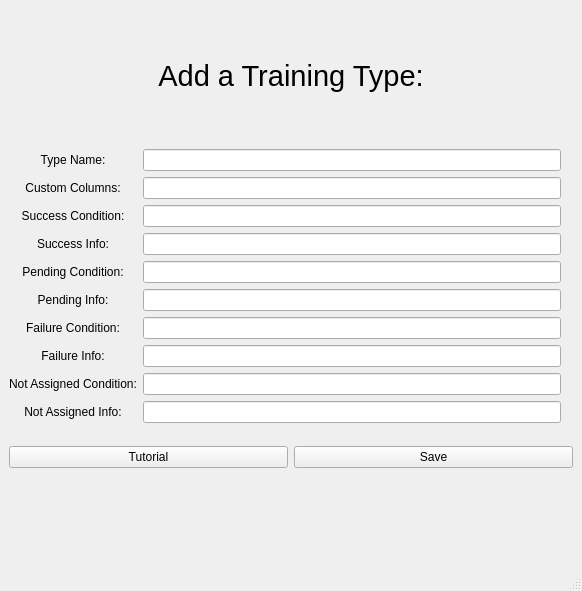
The window that src/code/addTypeUI.ui (andrewh1011/project_elevate) describes before a commit, drawn with Qt 5.
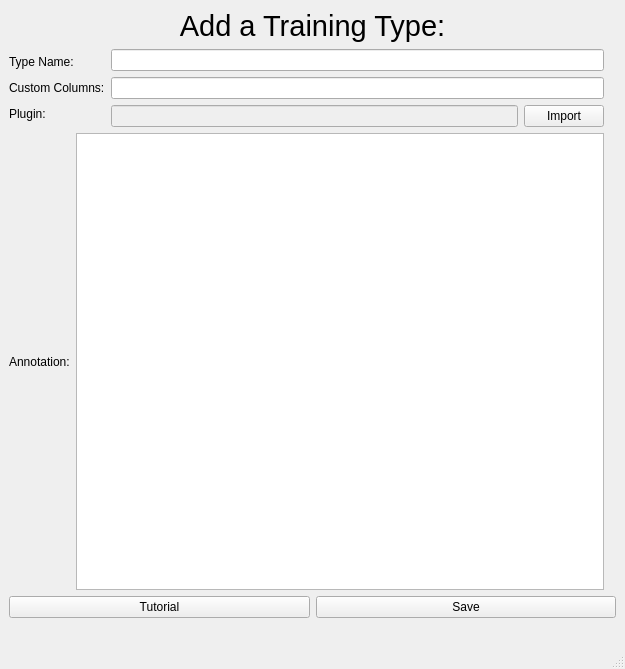
The same window after the commit.

Commit message: looser plugin

Patch:
```diff
--- a/src/code/addTypeUI.ui
+++ b/src/code/addTypeUI.ui
@@ -6,8 +6,8 @@
    <rect>
     <x>0</x>
     <y>0</y>
-    <width>582</width>
-    <height>591</height>
+    <width>625</width>
+    <height>669</height>
    </rect>
   </property>
   <property name="windowTitle">
@@ -15,7 +15,7 @@
   </property>
   <widget class="QWidget" name="centralwidget">
    <layout class="QGridLayout" name="gridLayout">
-    <item row="3" column="0" colspan="3">
+    <item row="4" column="0" colspan="3">
      <layout class="QHBoxLayout" name="horizontalLayout_3">
       <item>
        <widget class="QPushButton" name="tutorialBtn">
@@ -43,6 +43,50 @@
       </item>
      </layout>
     </item>
+    <item row="0" column="0" colspan="3">
+     <widget class="QLabel" name="label_5">
+      <property name="maximumSize">
+       <size>
+        <width>16777215</width>
+        <height>100</height>
+       </size>
+      </property>
+      <property name="font">
+       <font>
+        <family>Arial</family>
+        <pointsize>22</pointsize>
+       </font>
+      </property>
+      <property name="text">
+       <string>Add a Training Type:</string>
+      </property>
+      <property name="alignment">
+       <set>Qt::AlignCenter</set>
+      </property>
+     </widget>
+    </item>
+    <item row="5" column="0" colspan="3">
+     <widget class="QLabel" name="actionLabel">
+      <property name="sizePolicy">
+       <sizepolicy hsizetype="Preferred" vsizetype="Preferred">
+        <horstretch>0</horstretch>
+        <verstretch>0</verstretch>
+       </sizepolicy>
+      </property>
+      <property name="maximumSize">
+       <size>
+        <width>16777215</width>
+        <height>50</height>
+       </size>
+      </property>
+      <property name="text">
+       <string/>
+      </property>
+      <property name="alignment">
+       <set>Qt::AlignCenter</set>
+      </property>
+     </widget>
+    </item>
     <item row="1" column="0">
      <layout class="QHBoxLayout" name="horizontalLayout">
       <item>
@@ -53,12 +97,18 @@
            <string>Type Name:</string>
           </property>
           <property name="alignment">
-           <set>Qt::AlignCenter</set>
+           <set>Qt::AlignLeading|Qt::AlignLeft|Qt::AlignVCenter</set>
           </property>
          </widget>
         </item>
         <item>
          <widget class="QLabel" name="colListLabel">
+          <property name="sizePolicy">
+           <sizepolicy hsizetype="Fixed" vsizetype="Fixed">
+            <horstretch>0</horstretch>
+            <verstretch>0</verstretch>
+           </sizepolicy>
+          </property>
           <property name="font">
            <font>
             <family>Arial</family>
@@ -68,107 +118,14 @@
            <string>Custom Columns:</string>
           </property>
           <property name="alignment">
-           <set>Qt::AlignCenter</set>
+           <set>Qt::AlignLeading|Qt::AlignLeft|Qt::AlignVCenter</set>
           </property>
          </widget>
         </item>
         <item>
-         <widget class="QLabel" name="successCondLabel">
-          <property name="font">
-           <font>
-            <family>Arial</family>
-           </font>
-          </property>
+         <widget class="QLabel" name="pluginFileLabel">
           <property name="text">
-           <string>Success Condition:</string>
-          </property>
-          <property name="alignment">
-           <set>Qt::AlignCenter</set>
-          </property>
-         </widget>
-        </item>
-        <item>
-         <widget class="QLabel" name="successInfoLabel">
-          <property name="text">
-           <string>Success Info:</string>
-          </property>
-          <property name="alignment">
-           <set>Qt::AlignCenter</set>
-          </property>
-         </widget>
-        </item>
-        <item>
-         <widget class="QLabel" name="pendingCondLabel">
-          <property name="font">
-           <font>
-            <family>Arial</family>
-           </font>
-          </property>
-          <property name="text">
-           <string>Pending Condition:</string>
-          </property>
-          <property name="alignment">
-           <set>Qt::AlignCenter</set>
-          </property>
-         </widget>
-        </item>
-        <item>
-         <widget class="QLabel" name="pendingInfoLabel">
-          <property name="text">
-           <string>Pending Info:</string>
-          </property>
-          <property name="alignment">
-           <set>Qt::AlignCenter</set>
-          </property>
-         </widget>
-        </item>
-        <item>
-         <widget class="QLabel" name="failureCondLabel">
-          <property name="font">
-           <font>
-            <family>Arial</family>
-           </font>
-          </property>
-          <property name="text">
-           <string>Failure Condition:</string>
-          </property>
-          <property name="alignment">
-           <set>Qt::AlignCenter</set>
-          </property>
-         </widget>
-        </item>
-        <item>
-         <widget class="QLabel" name="failureInfoLabel">
-          <property name="text">
-           <string>Failure Info:</string>
-          </property>
-          <property name="alignment">
-           <set>Qt::AlignCenter</set>
-          </property>
-         </widget>
-        </item>
-        <item>
-         <widget class="QLabel" name="notAssignedCondLabel">
-          <property name="font">
-           <font>
-            <family>Arial</family>
-           </font>
-          </property>
-          <property name="text">
-           <string>Not Assigned Condition:</string>
-          </property>
-          <property name="alignment">
-           <set>Qt::AlignCenter</set>
-          </property>
-         </widget>
-        </item>
-        <item>
-         <widget class="QLabel" name="notAssignedInfoLabel">
-          <property name="text">
-           <string>Not Assigned Info:</string>
-          </property>
-          <property name="alignment">
-           <set>Qt::AlignCenter</set>
+           <string>Plugin:</string>
           </property>
          </widget>
         </item>
@@ -177,82 +134,35 @@
       <item>
        <layout class="QVBoxLayout" name="verticalLayout_2">
         <item>
+         <layout class="QHBoxLayout" name="horizontalLayout_4">
+          <item>
          <widget class="QLineEdit" name="tName"/>
         </item>
-        <item>
-         <widget class="QLineEdit" name="colList">
-          <property name="maximumSize">
-           <size>
-            <width>500</width>
-            <height>16777215</height>
-           </size>
-          </property>
-          <property name="text">
-           <string/>
-          </property>
-         </widget>
+         </layout>
         </item>
         <item>
-         <widget class="QLineEdit" name="successCond">
-          <property name="maximumSize">
-           <size>
-            <width>500</width>
-            <height>16777215</height>
-           </size>
-          </property>
-          <property name="text">
-           <string/>
-          </property>
-         </widget>
-        </item>
+         <layout class="QHBoxLayout" name="horizontalLayout_5">
         <item>
-         <widget class="QLineEdit" name="successInfo"/>
-        </item>
-        <item>
-         <widget class="QLineEdit" name="pendingCond">
-          <property name="maximumSize">
-           <size>
-            <width>500</width>
-            <height>16777215</height>
-           </size>
-          </property>
-          <property name="text">
-           <string/>
-          </property>
-         </widget>
+           <widget class="QLineEdit" name="colList"/>
+          </item>
+         </layout>
         </item>
         <item>
-         <widget class="QLineEdit" name="pendingInfo"/>
-        </item>
+         <layout class="QHBoxLayout" name="horizontalLayout_2">
         <item>
-         <widget class="QLineEdit" name="failureCond"/>
-        </item>
-        <item>
-         <widget class="QLineEdit" name="failureInfo">
-          <property name="maximumSize">
-           <size>
-            <width>500</width>
-            <height>16777215</height>
-           </size>
-          </property>
-          <property name="text">
-           <string/>
-          </property>
+           <widget class="QLineEdit" name="pluginFile">
+            <property name="enabled">
+             <bool>false</bool>
+            </property>
          </widget>
         </item>
         <item>
-         <widget class="QLineEdit" name="notAssignedCond"/>
-        </item>
-        <item>
-         <widget class="QLineEdit" name="notAssignedInfo">
-          <property name="maximumSize">
-           <size>
-            <width>500</width>
-            <height>16777215</height>
-           </size>
+           <widget class="QPushButton" name="pluginImportBtn">
+            <property name="enabled">
+             <bool>true</bool>
           </property>
           <property name="text">
-           <string/>
+             <string>Import</string>
           </property>
          </widget>
         </item>
@@ -260,49 +170,21 @@
       </item>
      </layout>
     </item>
-    <item row="4" column="0" colspan="3">
-     <widget class="QLabel" name="actionLabel">
-      <property name="sizePolicy">
-       <sizepolicy hsizetype="Preferred" vsizetype="Preferred">
-        <horstretch>0</horstretch>
-        <verstretch>0</verstretch>
-       </sizepolicy>
-      </property>
-      <property name="maximumSize">
-       <size>
-        <width>16777215</width>
-        <height>50</height>
-       </size>
-      </property>
-      <property name="text">
-       <string/>
-      </property>
-      <property name="alignment">
-       <set>Qt::AlignCenter</set>
-      </property>
-     </widget>
+     </layout>
     </item>
-    <item row="0" column="0" colspan="3">
-     <widget class="QLabel" name="label_5">
-      <property name="maximumSize">
-       <size>
-        <width>16777215</width>
-        <height>100</height>
-       </size>
-      </property>
-      <property name="font">
-       <font>
-        <family>Arial</family>
-        <pointsize>22</pointsize>
-       </font>
-      </property>
+    <item row="2" column="0">
+     <layout class="QHBoxLayout" name="horizontalLayout_7">
+      <item>
+       <widget class="QLabel" name="annotationLabel">
       <property name="text">
-       <string>Add a Training Type:</string>
-      </property>
-      <property name="alignment">
-       <set>Qt::AlignCenter</set>
-      </property>
-     </widget>
+         <string>Annotation:</string>
+        </property>
+       </widget>
+      </item>
+      <item>
+       <widget class="QPlainTextEdit" name="annotation"/>
+      </item>
+     </layout>
     </item>
    </layout>
   </widget>
```
Left out of the diff: 2 changed lines with no effect on the pictures. Lines whose indentation alone changed are shown as unchanged. The commit also changes 4 other files.
